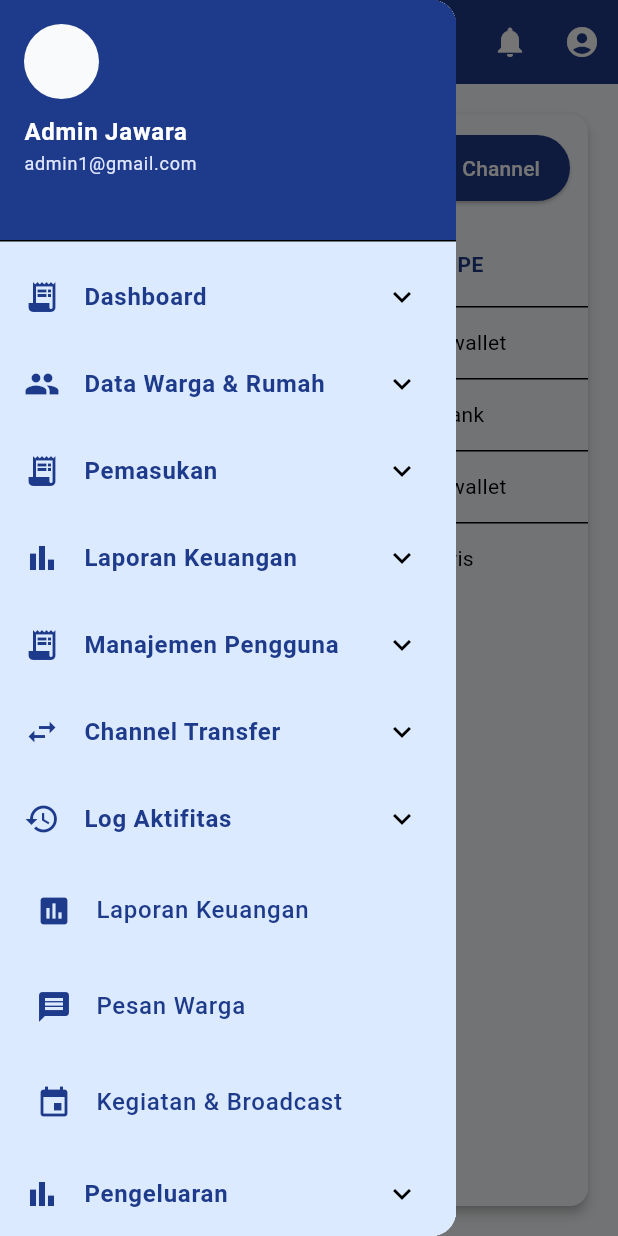
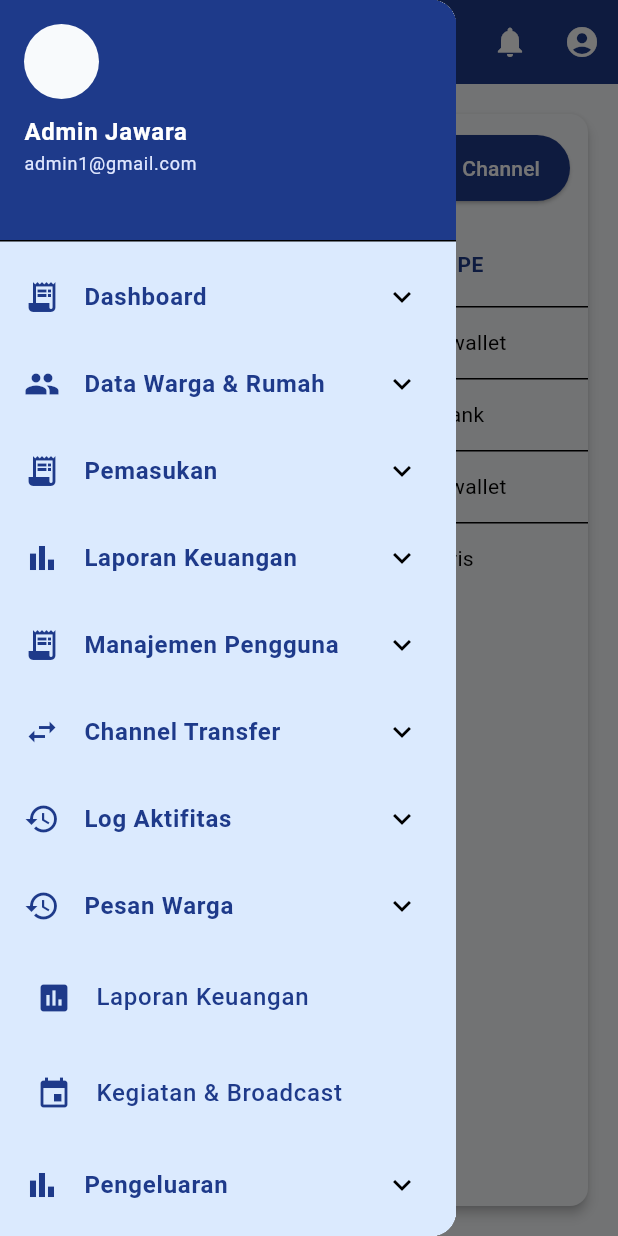
Before and after one commit to Ghetsa/UTS_Mobile_Kelompok3, a Flutter app: the DaftarChannelPage screen opened by its route, with the side drawer open, on a phone screen of 412 x 824 dp. Run offline on Flutter 3.47's test engine with Material 3 defaults, Android fonts, the phone set to English and light mode, and no system bars; our stand-ins replace file_picker, fl_chart.

Commit message:
update sidebar

```diff
--- a/jawara_kelompok3/lib/Layout/sidebar.dart
+++ b/jawara_kelompok3/lib/Layout/sidebar.dart
@@ -246,18 +246,38 @@ class AppSidebar extends StatelessWidget {
               ),
             ),
 
+            // === Pesan Warga ===
+            Theme(
+              data:
+                  Theme.of(context).copyWith(dividerColor: Colors.transparent),
+              child: ExpansionTile(
+                leading: const Icon(
+                  Icons.history,
+                  color: AppTheme.primaryBlue,
+                ),
+                title: const Text(
+                  "Pesan Warga",
+                  style: TextStyle(
+                    color: AppTheme.primaryBlue,
+                    fontWeight: FontWeight.w600,
+                  ),
+                ),
+                children: [
+                  _buildSubMenuItem(
+                    "Informasi Aspirasi",
+                    "/informasiAspirasi",
+                    context,
+                    currentRoute,
+                  ),
+                ],
+              ),
+            ),
+
             // === Menu utama lain ===
             _buildMenuItem(
               Icons.insert_chart,
               "Laporan Keuangan",
               "/laporan",
-              context,
-              currentRoute,
-            ),
-            _buildMenuItem(
-              Icons.message,
-              "Pesan Warga",
-              "/pesan",
               context,
               currentRoute,
             ),
```
